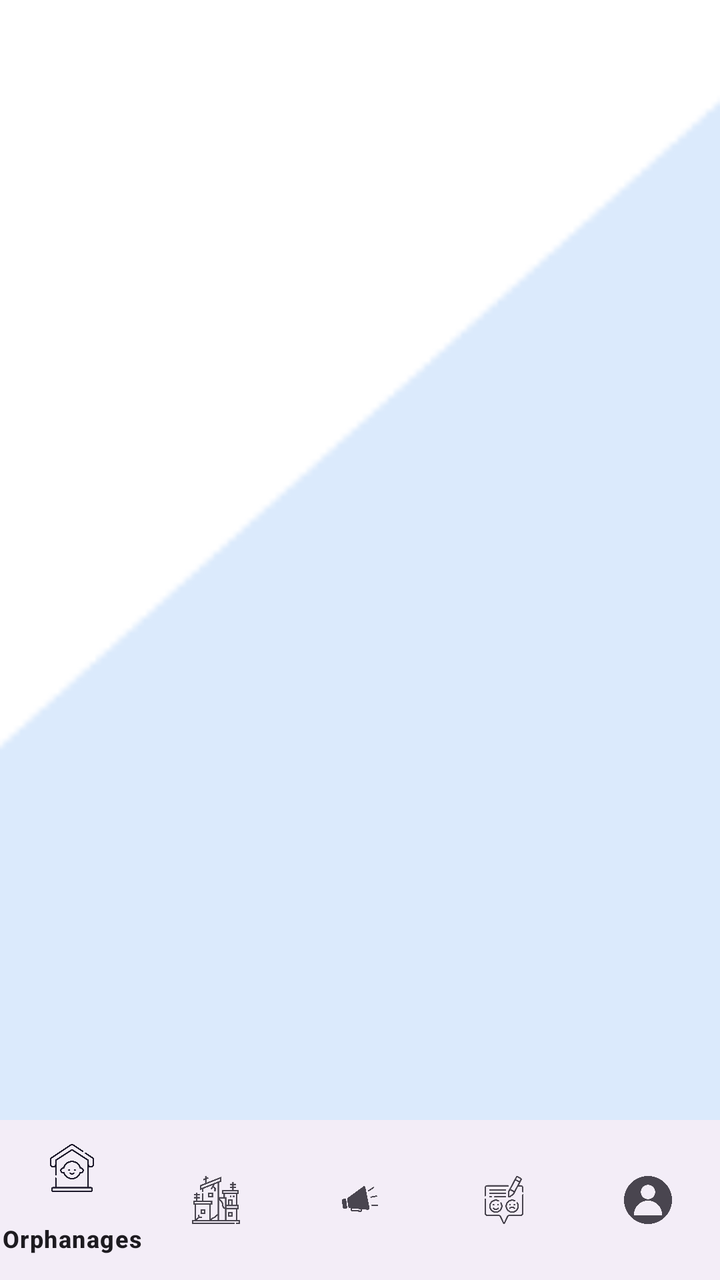
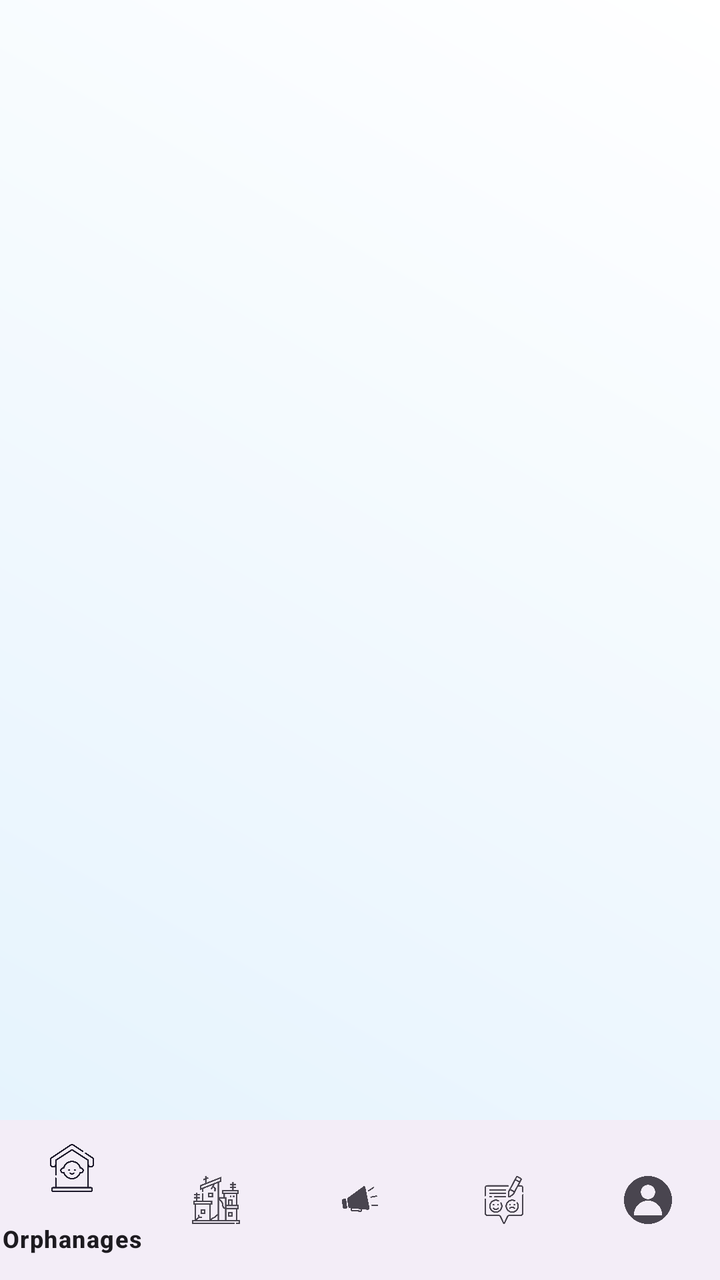

Before-and-after screenshots of an Android layout around one commit, followed by the original layout XML and the change that was made.
<!-- AndroidManifest.xml: application theme Theme.Orphans -->
<!-- res/layout/activity_donor.xml -->
<?xml version="1.0" encoding="utf-8"?>
<LinearLayout xmlns:android="http://schemas.android.com/apk/res/android"
    xmlns:app="http://schemas.android.com/apk/res-auto"
    android:layout_width="match_parent"
    android:layout_height="match_parent"
    android:orientation="vertical"
    android:background="@drawable/donor">

    <FrameLayout
        android:id="@+id/fragment_container"
        android:layout_width="match_parent"
        android:layout_height="0dp"
        android:layout_weight="1" />

    <com.google.android.material.bottomnavigation.BottomNavigationView
        android:id="@+id/bottom_navigation"
        android:layout_width="match_parent"
        android:layout_height="wrap_content"
        app:menu="@menu/bottom_nav_menu" />
</LinearLayout>
<!-- resources referenced by this layout -->
<resources>
  <!-- drawable donor: png bitmap (drawable, 863 bytes) -->
  <style name="Theme.Orphans" parent="Base.Theme.Orphans" />
  <style name="Base.Theme.Orphans" parent="Theme.Material3.DayNight.NoActionBar">
          
          
      </style>
</resources>

<!-- the commit's change to res/layout/activity_donor.xml (unified diff, before → after) -->
@@ -4,7 +4,7 @@
     android:layout_width="match_parent"
     android:layout_height="match_parent"
     android:orientation="vertical"
-    android:background="@drawable/donor">
+    android:background="@drawable/bg_donor_gradient">
 
     <FrameLayout
         android:id="@+id/fragment_container"
<!-- resource entries referenced after the edit -->
@@ -1,6 +1,15 @@
 <!-- resources referenced by this layout -->
 <resources>
-  <!-- drawable donor: png bitmap (drawable, 863 bytes) -->
+  <!-- drawable bg_donor_gradient (drawable) -->
+  <?xml version="1.0" encoding="utf-8"?>
+  <shape xmlns:android="http://schemas.android.com/apk/res/android"
+      android:shape="rectangle">
+      <gradient
+          android:startColor="#E3F2FD"
+          android:endColor="#FFFFFF"
+          android:angle="45"
+          android:type="linear" />
+  </shape>
   <style name="Theme.Orphans" parent="Base.Theme.Orphans" />
   <style name="Base.Theme.Orphans" parent="Theme.Material3.DayNight.NoActionBar">
           
